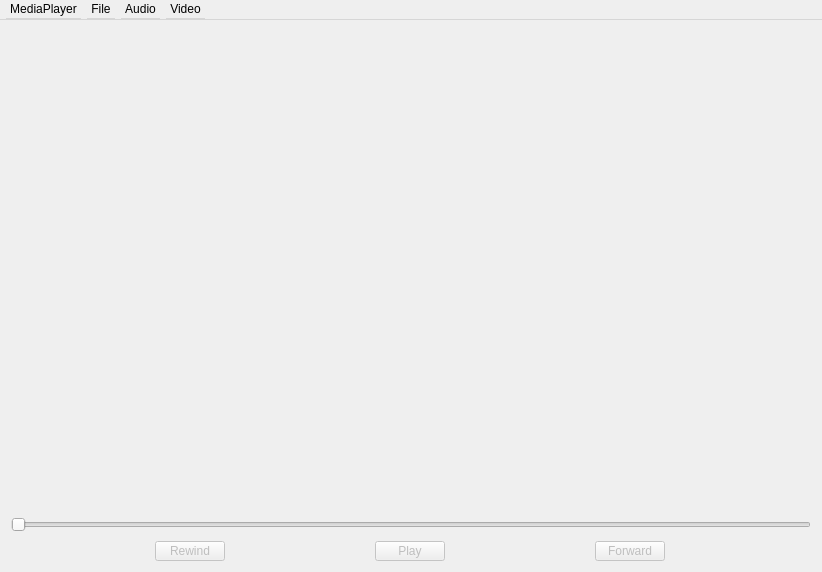
Above: player.ui from budakf/MediaPlayer before the change. Below: the same form after it.
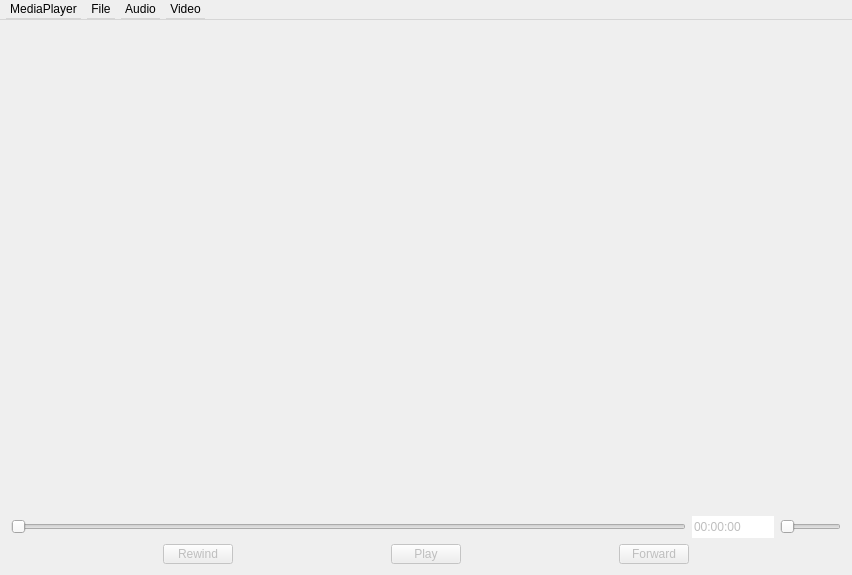
That is the form after the change.

What changed in the file:
```diff
--- a/player.ui
+++ b/player.ui
@@ -6,14 +6,14 @@
    <rect>
     <x>0</x>
     <y>0</y>
-    <width>822</width>
-    <height>572</height>
+    <width>852</width>
+    <height>575</height>
    </rect>
   </property>
   <property name="minimumSize">
    <size>
-    <width>750</width>
-    <height>500</height>
+    <width>822</width>
+    <height>571</height>
    </size>
   </property>
   <property name="windowTitle">
@@ -40,8 +40,8 @@
       </property>
       <property name="minimumSize">
        <size>
-        <width>700</width>
-        <height>400</height>
+        <width>822</width>
+        <height>429</height>
        </size>
       </property>
       <property name="styleSheet">
@@ -50,14 +50,22 @@
      </widget>
     </item>
     <item>
+     <layout class="QHBoxLayout" name="horizontalLayout_2">
+      <item>
      <widget class="QSlider" name="mSlider">
       <property name="enabled">
        <bool>false</bool>
       </property>
+        <property name="sizePolicy">
+         <sizepolicy hsizetype="Expanding" vsizetype="Fixed">
+          <horstretch>0</horstretch>
+          <verstretch>0</verstretch>
+         </sizepolicy>
+        </property>
       <property name="minimumSize">
        <size>
-        <width>600</width>
-        <height>20</height>
+          <width>675</width>
+          <height>22</height>
        </size>
       </property>
       <property name="styleSheet">
@@ -72,6 +80,62 @@
      </widget>
     </item>
     <item>
+       <widget class="QLineEdit" name="mVideoTime">
+        <property name="enabled">
+         <bool>false</bool>
+        </property>
+        <property name="sizePolicy">
+         <sizepolicy hsizetype="Fixed" vsizetype="Fixed">
+          <horstretch>0</horstretch>
+          <verstretch>0</verstretch>
+         </sizepolicy>
+        </property>
+        <property name="minimumSize">
+         <size>
+          <width>60</width>
+          <height>22</height>
+         </size>
+        </property>
+        <property name="contextMenuPolicy">
+         <enum>Qt::NoContextMenu</enum>
+        </property>
+        <property name="styleSheet">
+         <string notr="true">Background-color:&quot;transparent&quot;;
+border-style: none;</string>
+        </property>
+        <property name="text">
+         <string>00:00:00</string>
+        </property>
+       </widget>
+      </item>
+      <item>
+       <widget class="QSlider" name="mVolumeSlider">
+        <property name="enabled">
+         <bool>false</bool>
+        </property>
+        <property name="sizePolicy">
+         <sizepolicy hsizetype="Fixed" vsizetype="Fixed">
+          <horstretch>0</horstretch>
+          <verstretch>0</verstretch>
+         </sizepolicy>
+        </property>
+        <property name="minimumSize">
+         <size>
+          <width>60</width>
+          <height>22</height>
+         </size>
+        </property>
+        <property name="styleSheet">
+         <string notr="true">Background-color:&quot;transparent&quot;;</string>
+        </property>
+        <property name="orientation">
+         <enum>Qt::Horizontal</enum>
+        </property>
+       </widget>
+      </item>
+     </layout>
+    </item>
+    <item>
      <layout class="QHBoxLayout" name="horizontalLayout">
       <item>
        <widget class="QPushButton" name="mRewindBtn">
@@ -160,7 +224,7 @@
     <rect>
      <x>0</x>
      <y>0</y>
-     <width>822</width>
+     <width>852</width>
      <height>22</height>
     </rect>
    </property>
```
Lines whose indentation alone changed are shown as unchanged.
